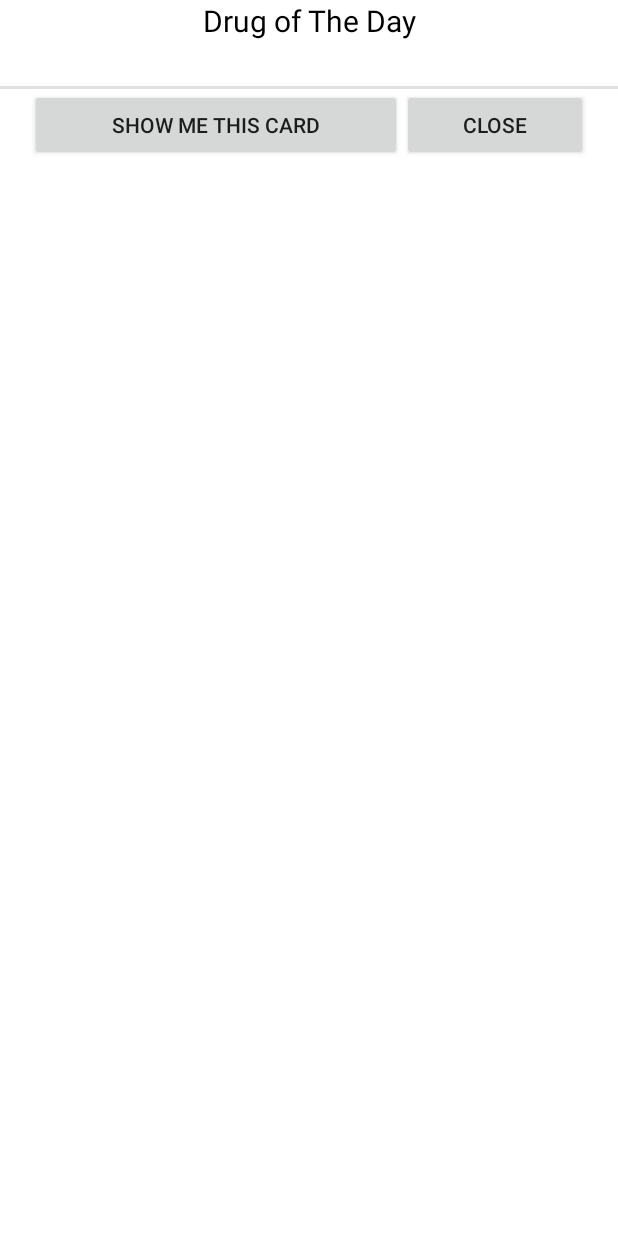
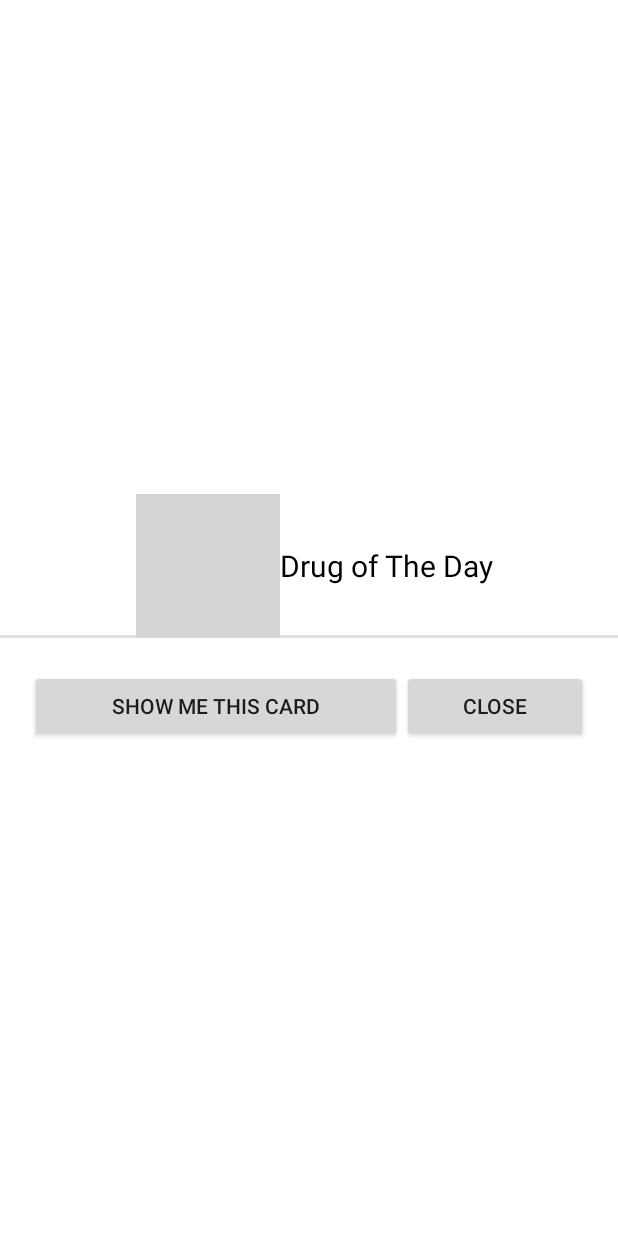
Before and after one commit to sebastian011511/pharm_app, an Android app: the layout fragment_drug_of_day.xml on its own in the app's theme, with its tools: preview values and no code run, on a phone screen of 412 x 824 dp. Run offline under Robolectric (Android 15) with nearby library versions, the phone set to English and light mode, and no system bars; grey boxes are pictures that could not be loaded.

Commit message:
Fixed layout issue I found and added icon on drug of the day. Also cleaned up a few things

```diff
--- a/app/src/main/res/layout/activity_select_quiz.xml
+++ b/app/src/main/res/layout/activity_select_quiz.xml
@@ -100,8 +100,8 @@
                     android:layout_height="wrap_content"
                     android:layout_gravity="right"
                     android:layout_weight="2"
-                    android:gravity="right"
-                    android:textColor="@color/secondary_text" />
+                    android:gravity="center"
+                    android:textColor="@color/secondary_text"/>
 
             </LinearLayout>
         </LinearLayout>
--- a/app/src/main/res/layout/fragment_drug_of_day.xml
+++ b/app/src/main/res/layout/fragment_drug_of_day.xml
@@ -2,16 +2,34 @@
 <LinearLayout xmlns:android="http://schemas.android.com/apk/res/android"
               android:orientation="vertical"
               android:layout_width="match_parent"
-              android:layout_height="match_parent">
+              android:layout_height="match_parent"
+              android:gravity="center">
 
-    <TextView
+    <LinearLayout
         android:layout_width="match_parent"
         android:layout_height="wrap_content"
-        android:layout_gravity="center"
-        android:text="@string/drug_of_day_title"
-        android:textAlignment="center"
-        android:textSize="20sp"
-        android:textColor="@android:color/black"/>
+        android:orientation="horizontal"
+        style="?android:listSeparatorTextViewStyle"
+        android:gravity="center">
+
+
+        <ImageView
+            android:layout_width="wrap_content"
+            android:layout_height="wrap_content"
+            android:src="@drawable/ic_pills_dotd"/>
+
+
+        <TextView
+            android:layout_width="wrap_content"
+            android:layout_height="wrap_content"
+            android:layout_gravity="center"
+            android:text="@string/drug_of_day_title"
+            android:textAlignment="center"
+            android:textSize="20sp"
+            android:textColor="@android:color/black"/>
+
+
+    </LinearLayout>
 
     <TextView
         android:layout_width="match_parent"
@@ -20,8 +38,7 @@
         android:id="@+id/drugOfDayTitle"
         android:textAlignment="center"
         android:textSize="15sp"
-        android:textColor="@android:color/darker_gray"
-        style="?android:listSeparatorTextViewStyle"/>
+        android:textColor="@android:color/darker_gray"/>
 
     <LinearLayout
         android:layout_width="match_parent"
```
Also changed, not shown: app/src/main/java/com/bhcc/app/pharmtech/view/quiz/QuizMultipleChoiceFragment.java (+8 -4 lines), app/src/main/res/layout/activity_quiz.xml (+14 -4 lines).
